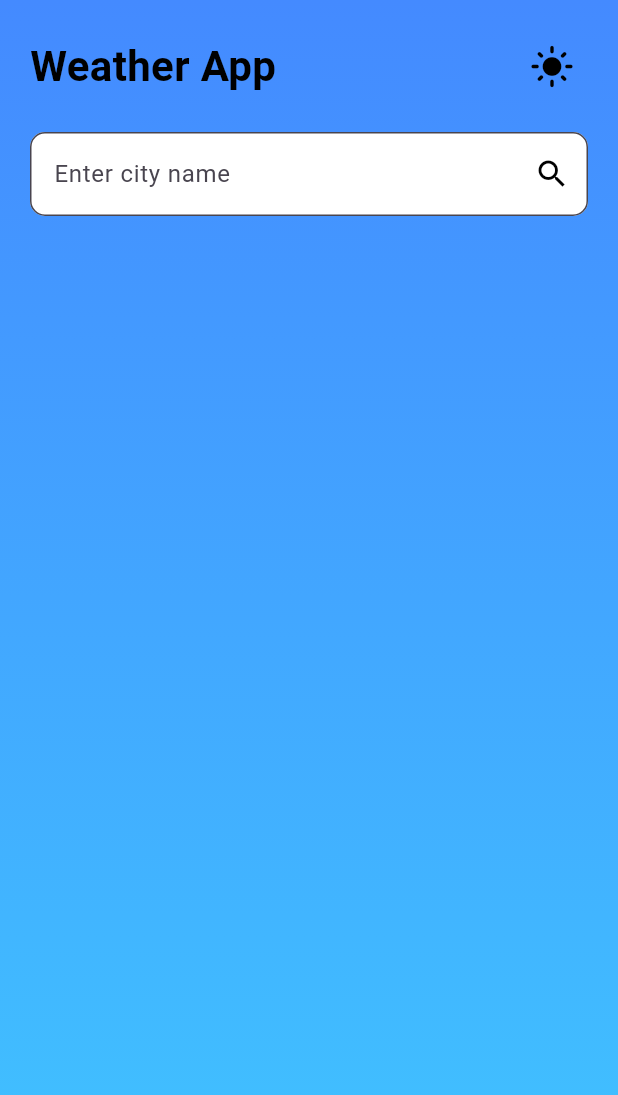
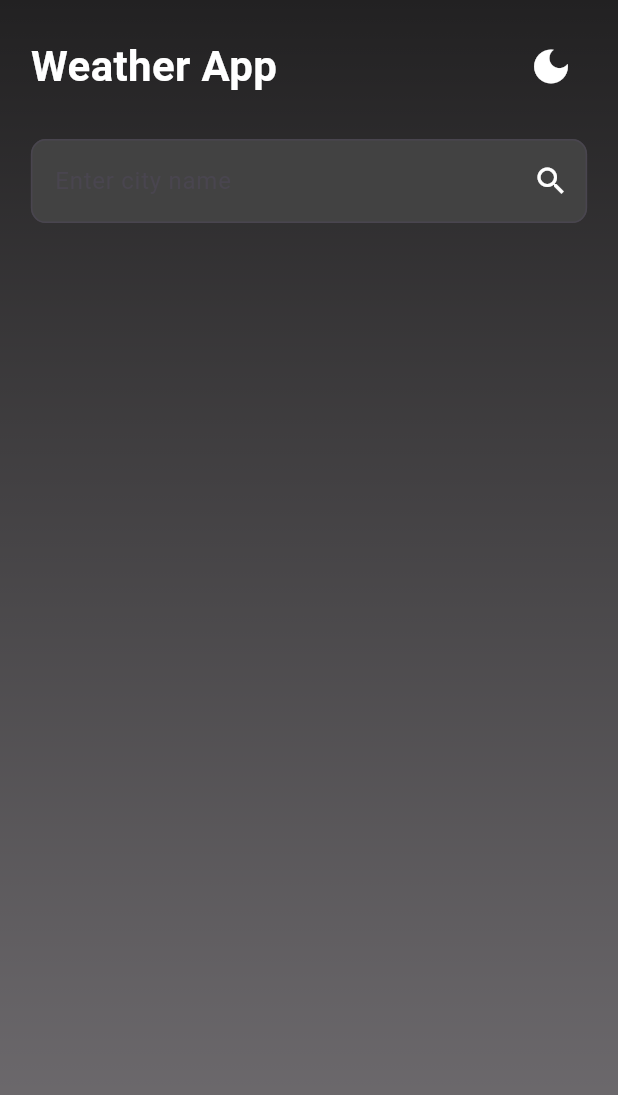
Before and after one commit to Sparsh2509/Weather_App, a Flutter app: the screen it shows after launch, on a phone screen of 412 x 824 dp. Shown: the top 1095 px of the screen. Run offline on Flutter 3.47's test engine with Material 3 defaults, Android fonts, the phone set to English and light mode, and no system bars; our stand-ins replace animated_text_kit.

Commit message:
Intially dark mode

```diff
--- a/lib/Pages/Homepage.dart
+++ b/lib/Pages/Homepage.dart
@@ -2,8 +2,6 @@ import 'package:flutter/material.dart';
 import 'package:weather_app/Constants/weather_card.dart';
 import 'package:weather_app/Models/Weather_model.dart';
 import 'package:weather_app/Services/get_services.dart';
-
-
 
 class HomeScreen extends StatefulWidget {
   @override
@@ -15,10 +13,10 @@ class _HomeScreenState extends State<HomeScreen> {
   final WeatherService _weatherService = WeatherService();
   WeatherModel? _weather;
   bool _isLoading = false;
-  bool _isDarkMode = false; // Track dark mode state
+  bool _isDarkMode = true;
 
   void _fetchWeather() async {
-    FocusScope.of(context).unfocus();
+    FocusScope.of(context).unfocus(); // Hide keyboard
     setState(() {
       _isLoading = true;
     });
@@ -31,10 +29,18 @@ class _HomeScreenState extends State<HomeScreen> {
     });
   }
 
+  void _toggleTheme() {
+    setState(() {
+      _isDarkMode = !_isDarkMode;
+    });
+  }
+
   @override
   Widget build(BuildContext context) {
     return Scaffold(
       body: Container(
+        width: double.infinity,
+        height: double.infinity,
         decoration: BoxDecoration(
           gradient: LinearGradient(
             begin: Alignment.topCenter,
@@ -45,7 +51,7 @@ class _HomeScreenState extends State<HomeScreen> {
           ),
         ),
         child: Padding(
-          padding: const EdgeInsets.all(20.0),
+          padding: EdgeInsets.symmetric(horizontal: MediaQuery.of(context).size.width * 0.05, vertical: 20),
           child: Column(
             crossAxisAlignment: CrossAxisAlignment.start,
             children: [
@@ -61,20 +67,14 @@ class _HomeScreenState extends State<HomeScreen> {
                     ),
                   ),
                   IconButton(
-                    icon: Icon(
-                      _isDarkMode ? Icons.dark_mode : Icons.light_mode,
-                      color: _isDarkMode ? Colors.white : Colors.black,
-                      size: 30,
-                    ),
-                    onPressed: () {
-                      setState(() {
-                        _isDarkMode = !_isDarkMode; // Toggle dark mode
-                      });
-                    },
+                    icon: Icon(_isDarkMode ? Icons.dark_mode : Icons.light_mode,
+                        color: _isDarkMode ? Colors.white : Colors.black,
+                        size: 30),
+                    onPressed: _toggleTheme,
                   ),
                 ],
               ),
-              SizedBox(height: 20),
+              SizedBox(height: MediaQuery.of(context).size.height * 0.03),
               TextField(
                 controller: _cityController,
                 decoration: InputDecoration(
@@ -89,11 +89,15 @@ class _HomeScreenState extends State<HomeScreen> {
                 ),
                 style: TextStyle(color: _isDarkMode ? Colors.white : Colors.black),
               ),
-              SizedBox(height: 20),
+              SizedBox(height: MediaQuery.of(context).size.height * 0.03),
               _isLoading
                   ? Center(child: CircularProgressIndicator(valueColor: AlwaysStoppedAnimation<Color>(_isDarkMode ? Colors.white : Colors.blue)))
                   : _weather != null
-                      ? Expanded(child: SingleChildScrollView(child: WeatherCard(weather: _weather!, isDarkMode: _isDarkMode)))
+                      ? Flexible(
+                          child: SingleChildScrollView(
+                            child: WeatherCard(weather: _weather!, isDarkMode: _isDarkMode),
+                          ),
+                        )
                       : Container(),
             ],
           ),
```
Also changed, not shown: 4 other files.
